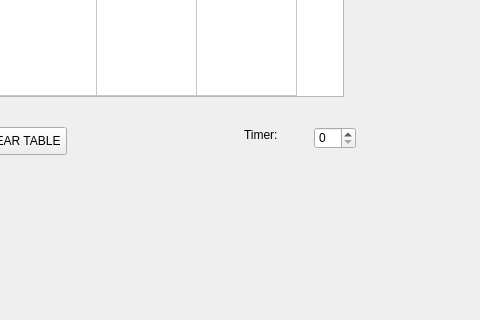
Before: the Qt Designer form sw_switch.ui in x-heg-las/PSIP_SW_switch, drawn with Qt 5; both pictures show x 546 to 1026 and y 253 to 573 of the 1271 by 924 pixel window.
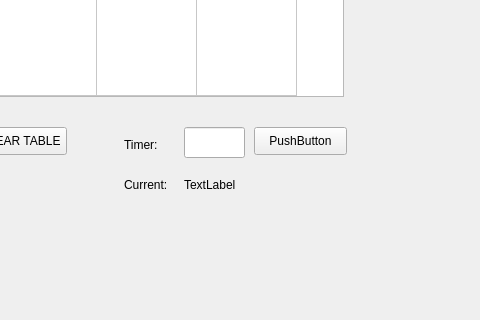
After: the same form once the commit is applied.

```diff
--- a/sw_switch.ui
+++ b/sw_switch.ui
@@ -278,21 +278,11 @@
      <string>CLEAR TABLE</string>
     </property>
    </widget>
-   <widget class="QSpinBox" name="timer">
-    <property name="geometry">
-     <rect>
-      <x>860</x>
-      <y>380</y>
-      <width>42</width>
-      <height>22</height>
-     </rect>
-    </property>
-   </widget>
    <widget class="QLabel" name="label_2">
     <property name="geometry">
      <rect>
-      <x>790</x>
-      <y>380</y>
+      <x>670</x>
+      <y>390</y>
       <width>55</width>
       <height>16</height>
      </rect>
@@ -301,6 +291,55 @@
      <string>Timer:</string>
     </property>
    </widget>
+   <widget class="QLineEdit" name="timerEdit">
+    <property name="geometry">
+     <rect>
+      <x>730</x>
+      <y>380</y>
+      <width>61</width>
+      <height>31</height>
+     </rect>
+    </property>
+   </widget>
+   <widget class="QLabel" name="label_3">
+    <property name="geometry">
+     <rect>
+      <x>670</x>
+      <y>430</y>
+      <width>55</width>
+      <height>16</height>
+     </rect>
+    </property>
+    <property name="text">
+     <string>Current:</string>
+    </property>
+   </widget>
+   <widget class="QPushButton" name="submitTime">
+    <property name="geometry">
+     <rect>
+      <x>800</x>
+      <y>380</y>
+      <width>93</width>
+      <height>28</height>
+     </rect>
+    </property>
+    <property name="text">
+     <string>PushButton</string>
+    </property>
+   </widget>
+   <widget class="QLabel" name="timeout">
+    <property name="geometry">
+     <rect>
+      <x>730</x>
+      <y>430</y>
+      <width>55</width>
+      <height>16</height>
+     </rect>
+    </property>
+    <property name="text">
+     <string>TextLabel</string>
+    </property>
+   </widget>
   </widget>
   <action name="actionCAM_TABLE">
    <property name="text">
```
